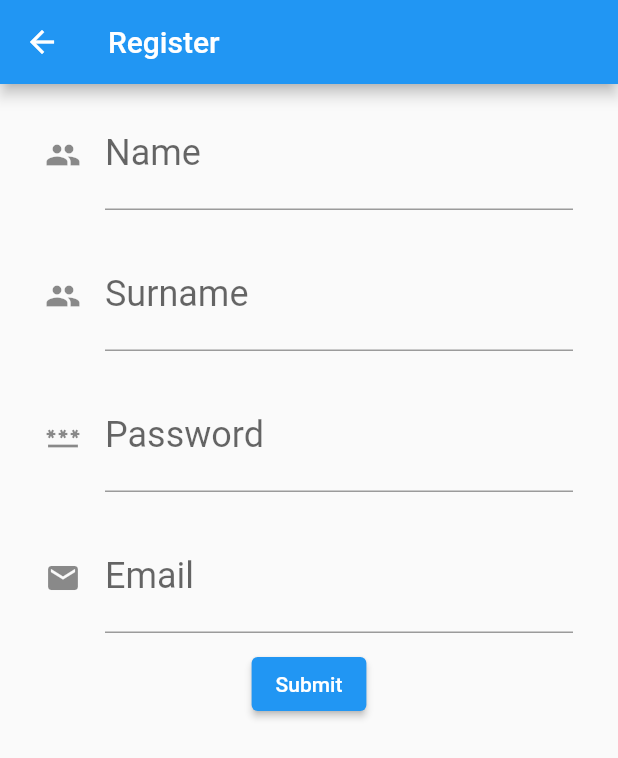
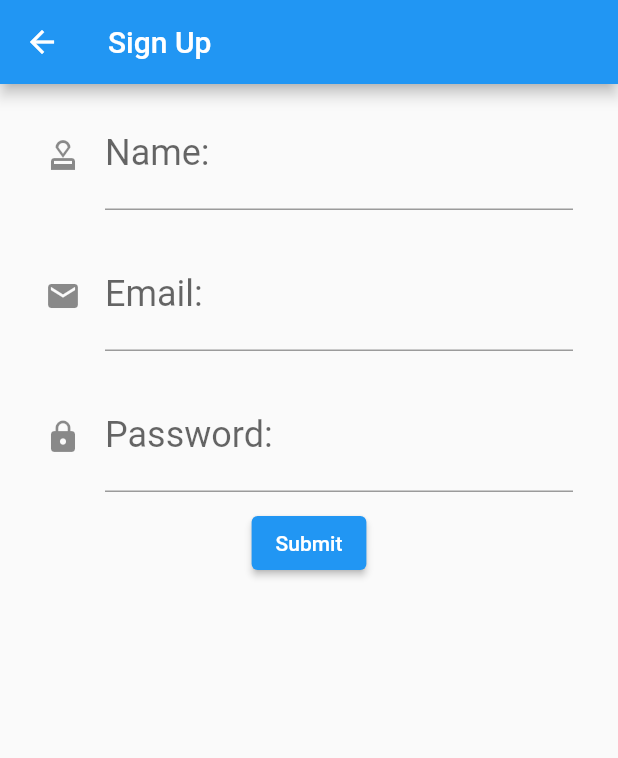
Before and after one commit to Guntapong/Firstmobile, a Flutter app: the screen it shows after launch, after a tap on "SIGNUP", on a phone screen of 412 x 824 dp. Shown: the top 758 px of the screen. Run offline on Flutter 3.47's test engine with Material 2 defaults, Android fonts, the light colour scheme and no system bars; our stand-ins replace better_player, firebase_auth, firebase_core, firebase_database, geocoding, geolocator and 2 more; accounts and stored records are empty; network calls fail.

Commit message:
วันยากๆ

```diff
--- a/lib/main.dart
+++ b/lib/main.dart
@@ -1,16 +1,23 @@
+import 'package:firebase_core/firebase_core.dart';
 import 'package:flutter/material.dart';
 
 import 'package:mobile_ced/index.dart';
 import 'package:mobile_ced/screen/Location.dart';
 import 'package:mobile_ced/screen/dashboard.dart';
+import 'package:mobile_ced/screen/firebaselogin.dart';
+import 'package:mobile_ced/screen/firebaseregister.dart';
 import 'package:mobile_ced/screen/register.dart';
+import 'package:mobile_ced/screen/store.dart';
 import 'package:mobile_ced/screen/video.dart';
 import 'package:mobile_ced/screen/image.dart';
 
 import 'config/constant.dart';
 import 'screen/login.dart';
 
-void main() {
+Future<void> main() async {
+  WidgetsFlutterBinding.ensureInitialized();
+  await Firebase.initializeApp();
+
   runApp(Myapp());
 }
 
@@ -24,12 +31,13 @@ class Myapp extends StatelessWidget {
         secondaryHeaderColor: sColor,
       ),
       routes: {
-        'login': (context) => Login(),
-        'register': (context) => Register(),
+        'login': (context) => FirebaseLogin(),
+        'register': (context) => FirbaseRegister(),
         'dashboard': (context) => Dashboard(),
         'video': (context) => Video(),
         'image': (context) => Images(),
         'location': (context) => Location(),
+        'store': (context) => Store(),
       },
       home: Index(),
     );
--- /dev/null
+++ b/lib/screen/firebaseregister.dart
@@ -0,0 +1,182 @@
+import 'package:firebase_auth/firebase_auth.dart';
+import 'package:http/http.dart';
+import 'package:mobile_ced/config/constant.dart';
+import 'package:flutter/material.dart';
+import 'package:mobile_ced/screen/firebaselogin.dart';
+
+class FirbaseRegister extends StatefulWidget {
+  const FirbaseRegister({Key? key}) : super(key: key);
+
+  @override
+  _FirbaseRegisterState createState() => _FirbaseRegisterState();
+}
+
+class _FirbaseRegisterState extends State<FirbaseRegister> {
+  var name, email, password;
+  final formkey = GlobalKey<FormState>();
+  @override
+  Widget build(BuildContext context) {
+    return SafeArea(
+      child: Scaffold(
+        appBar: AppBar(
+          title: Text("Sign Up"),
+        ),
+        body: Form(
+          key: formkey,
+          child: SingleChildScrollView(
+            child: Column(
+              children: [
+                txtName(),
+                txtEmail(),
+                txtPassword(),
+                btnSubmit(),
+              ],
+            ),
+          ),
+        ),
+      ),
+    );
+  }
+
+  Widget txtName() {
+    return Container(
+      margin: EdgeInsets.fromLTRB(30, 10, 30, 10),
+      child: TextFormField(
+        style: TextStyle(
+          color: sColor,
+          fontSize: 24,
+        ),
+        decoration: InputDecoration(
+          labelText: 'Name:',
+          icon: Icon(Icons.approval),
+          hintText: 'Input your name',
+        ),
+        validator: (val) {
+          if (val!.length < 6) {
+            return 'กรุณากรอกข้อมูลมากกว่า 6 ตัวอักษร';
+          }
+        },
+        onSaved: (val) {
+          name = val;
+        },
+      ),
+    );
+  }
+
+  Widget txtEmail() {
+    return Container(
+      margin: EdgeInsets.fromLTRB(30, 10, 30, 10),
+      child: TextFormField(
+        style: TextStyle(
+          color: sColor,
+          fontSize: 24,
+        ),
+        decoration: InputDecoration(
+          labelText: 'Email:',
+          icon: Icon(Icons.email),
+          hintText: 'Input your email',
+        ),
+        keyboardType: TextInputType.emailAddress,
+        validator: (value) {
+          if (!(value!.contains('@'))) {
+            return 'กรุณากรอกข้อมูลตามรูปอีเมลด้วย';
+          } else if (!(value.contains('.'))) {
+            return 'กรุณากรอกข้อมูลตามรูปอีเมลด้วย';
+          }
+        },
+        onSaved: (value) {
+          email = value;
+        },
+      ),
+    );
+  }
+
+  Widget txtPassword() {
+    return Container(
+      margin: EdgeInsets.fromLTRB(30, 10, 30, 10),
+      child: TextFormField(
+        style: TextStyle(
+          color: sColor,
+          fontSize: 24,
+        ),
+        decoration: InputDecoration(
+          labelText: 'Password:',
+          icon: Icon(Icons.lock),
+          hintText: 'Input your password',
+        ),
+        obscureText: true,
+        onSaved: (value) {
+          password = value;
+        },
+      ),
+    );
+  }
+
+  Widget btnSubmit() {
+    return ElevatedButton(
+      child: Text('Submit'),
+      onPressed: () {
+        if (formkey.currentState!.validate()) {
+          formkey.currentState!.save();
+          registerFirebase();
+        }
+      },
+    );
+  }
+
+  Future<void> registerFirebase() async {
+    try {
+      await FirebaseAuth.instance
+          .createUserWithEmailAndPassword(email: email, password: password)
+          .then((response) {
+        //print(response);
+        setupProfile();
+        // การสั่งให้มันเปลี่ยนไปหน้าใหม่
+        MaterialPageRoute materialPageRoute = MaterialPageRoute(
+            builder: (BuildContext context) => FirebaseLogin());
+        Navigator.of(context).pushAndRemoveUntil(
+            materialPageRoute, (Route<dynamic> route) => false);
+      });
+    } catch (e) {
+      print(e);
+      var error = '${e}';
+      myAlert(error);
+    }
+  }
+
+  Future<void> setupProfile() async {
+    var user = FirebaseAuth.instance.currentUser;
+
+    if (user != null) {
+      user.updateDisplayName(name);
+      user.updatePhotoURL("www.google.com");
+    }
+    print(user);
+  }
+
+  void myAlert(dynamic msg) {
+    showDialog(
+        context: context,
+        builder: (BuildContext context) {
+          return AlertDialog(
+            title: ListTile(
+              leading: Icon(
+                Icons.alarm_on,
+                color: Colors.red,
+                size: 48,
+              ),
+              title: Text("พบข้อผิดพลาด"),
+            ),
+            content: Text(msg),
+            actions: <Widget>[
+              ElevatedButton(
+                onPressed: () {
+                  Navigator.of(context).pop();
+                },
+                child: Text("Close"),
+              ),
+            ],
+          );
+        });
+  }
+}
--- a/pubspec.yaml
+++ b/pubspec.yaml
@@ -37,8 +37,11 @@ dependencies:
   better_player: ^0.0.73
   image_picker: ^0.8.4+1
   location: ^4.3.0
-  geolocator: ^7.7.0
+  geolocator: ^7.7.1
   geocoding: ^2.0.1
+  firebase_core: ^1.8.0
+  firebase_auth: ^3.1.4
+  firebase_database: ^8.0.2
 
 
 dev_dependencies:
```
Also changed, not shown: lib/screen/adddata.dart (added, +135 -0 lines), lib/screen/dashboard.dart (+35 -0 lines), lib/screen/firebaselogin.dart (added, +133 -0 lines), lib/screen/store.dart (added, +46 -0 lines), lib/screen/viewdata.dart (added, +72 -0 lines), pubspec.lock, 3 other files.
